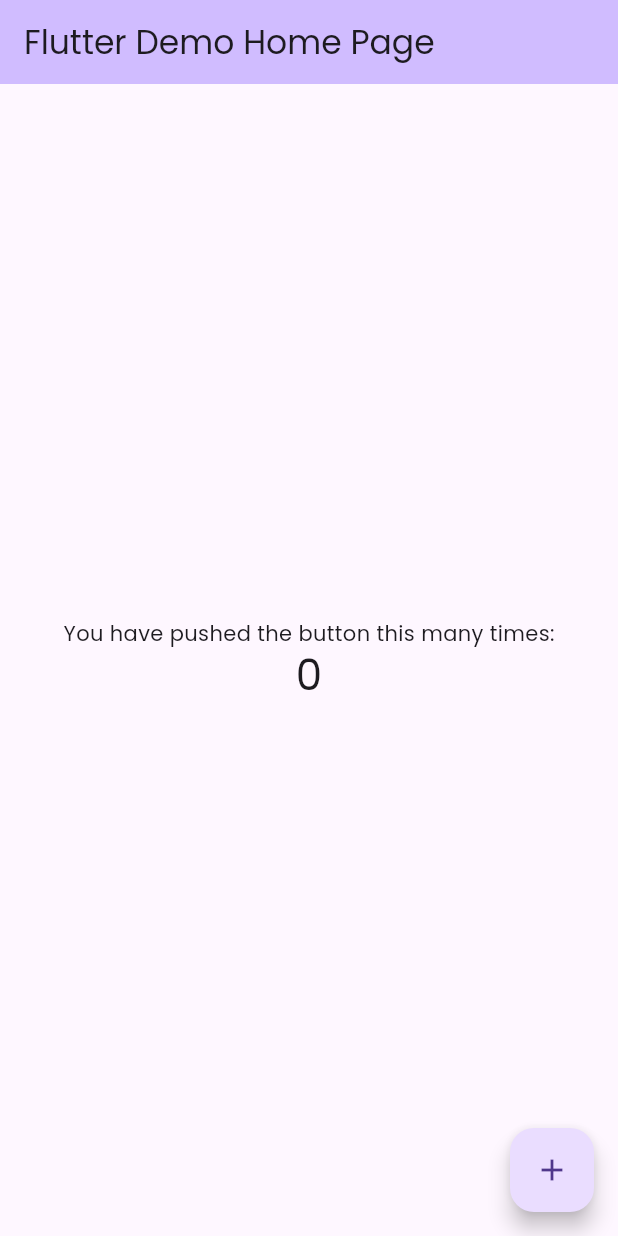
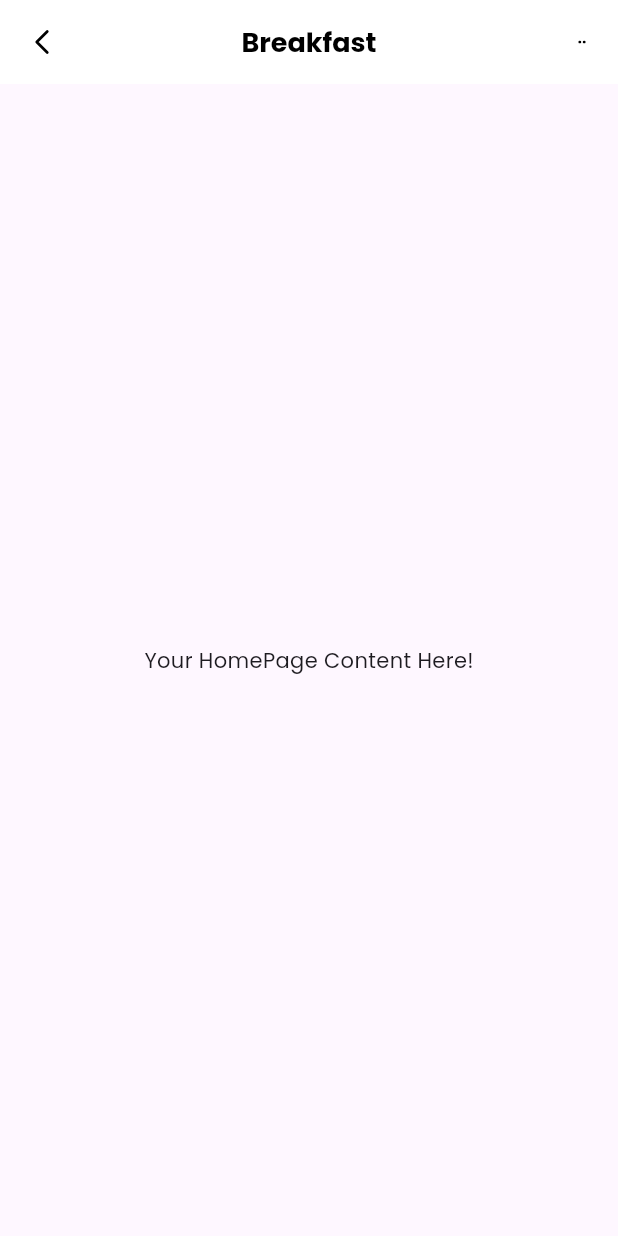
Before and after one commit to jtweeks/cakes_with_prompts, a Flutter app: the screen it shows after launch, on a phone screen of 412 x 824 dp. Run offline on Flutter 3.47's test engine with Material 3 defaults, Android fonts, the phone set to English and light mode, and no system bars; our stand-ins replace flutter_svg.

Commit message:
Home page created with prompt and unit tests includes top nav with a button on either side of the title

```diff
--- a/lib/main.dart
+++ b/lib/main.dart
@@ -1,3 +1,4 @@
+import 'package:cakes_with_prompts/views/home_page.dart';
 import 'package:flutter/material.dart';
 
 void main() {
@@ -11,97 +12,12 @@ class MyApp extends StatelessWidget {
   @override
   Widget build(BuildContext context) {
     return MaterialApp(
+      debugShowCheckedModeBanner: false,
       title: 'Breakfast App',
       theme: ThemeData(
         fontFamily: 'Poppins',
       ),
-      home: const MyHomePage(title: 'Flutter Demo Home Page'),
+      home: HomePage(),
     );
   }
 }
-
-class MyHomePage extends StatefulWidget {
-  const MyHomePage({super.key, required this.title});
-
-  // This widget is the home page of your application. It is stateful, meaning
-  // that it has a State object (defined below) that contains fields that affect
-  // how it looks.
-
-  // This class is the configuration for the state. It holds the values (in this
-  // case the title) provided by the parent (in this case the App widget) and
-  // used by the build method of the State. Fields in a Widget subclass are
-  // always marked "final".
-
-  final String title;
-
-  @override
-  State<MyHomePage> createState() => _MyHomePageState();
-}
-
-class _MyHomePageState extends State<MyHomePage> {
-  int _counter = 0;
-
-  void _incrementCounter() {
-    setState(() {
-      // This call to setState tells the Flutter framework that something has
-      // changed in this State, which causes it to rerun the build method below
-      // so that the display can reflect the updated values. If we changed
-      // _counter without calling setState(), then the build method would not be
-      // called again, and so nothing would appear to happen.
-      _counter++;
-    });
-  }
-
-  @override
-  Widget build(BuildContext context) {
-    // This method is rerun every time setState is called, for instance as done
-    // by the _incrementCounter method above.
-    //
-    // The Flutter framework has been optimized to make rerunning build methods
-    // fast, so that you can just rebuild anything that needs updating rather
-    // than having to individually change instances of widgets.
-    return Scaffold(
-      appBar: AppBar(
-        // TRY THIS: Try changing the color here to a specific color (to
-        // Colors.amber, perhaps?) and trigger a hot reload to see the AppBar
-        // change color while the other colors stay the same.
-        backgroundColor: Theme.of(context).colorScheme.inversePrimary,
-        // Here we take the value from the MyHomePage object that was created by
-        // the App.build method, and use it to set our appbar title.
-        title: Text(widget.title),
-      ),
-      body: Center(
-        // Center is a layout widget. It takes a single child and positions it
-        // in the middle of the parent.
-        child: Column(
-          // Column is also a layout widget. It takes a list of children and
-          // arranges them vertically. By default, it sizes itself to fit its
-          // children horizontally, and tries to be as tall as its parent.
-          //
-          // Column has various properties to control how it sizes itself and
-          // how it positions its children. Here we use mainAxisAlignment to
-          // center the children vertically; the main axis here is the vertical
-          // axis because Columns are vertical (the cross axis would be
-          // horizontal).
-          //
-          // TRY THIS: Invoke "debug painting" (choose the "Toggle Debug Paint"
-          // action in the IDE, or press "p" in the console), to see the
-          // wireframe for each widget.
-          mainAxisAlignment: MainAxisAlignment.center,
-          children: <Widget>[
-            const Text('You have pushed the button this many times:'),
-            Text(
-              '$_counter',
-              style: Theme.of(context).textTheme.headlineMedium,
-            ),
-          ],
-        ),
-      ),
-      floatingActionButton: FloatingActionButton(
-        onPressed: _incrementCounter,
-        tooltip: 'Increment',
-        child: const Icon(Icons.add),
-      ), // This trailing comma makes auto-formatting nicer for build methods.
-    );
-  }
-}
--- /dev/null
+++ b/lib/views/home_page.dart
@@ -0,0 +1,61 @@
+import 'package:flutter/material.dart';
+import 'package:flutter_svg/flutter_svg.dart';
+
+class HomePage extends StatefulWidget {
+  const HomePage({super.key});
+
+  @override
+  State<HomePage> createState() => _HomePageState();
+}
+
+class _HomePageState extends State<HomePage> {
+  @override
+  Widget build(BuildContext context) {
+    return Scaffold(
+      appBar: buildAppBar(),
+      body: const Center(
+        child: Text('Your HomePage Content Here!'),
+      ),
+    );
+  }
+
+  AppBar buildAppBar() {
+    return AppBar(
+      backgroundColor: Colors.white,
+      elevation: 0, // Optional: Removes the shadow
+      leading: IconButton(
+        icon: SvgPicture.asset(
+          'assets/icons/Arrow - Left.svg', // Replace with your Svg asset path
+          width: 24, // Adjust size as needed
+          height: 24, // Adjust size as needed
+          colorFilter: const ColorFilter.mode(Colors.black, BlendMode.srcIn), // Ensures icon is black
+        ),
+        onPressed: () {
+          // Handle left button press
+        },
+      ),
+      title: const Text(
+        'Breakfast',
+        style: TextStyle(
+          color: Colors.black,
+          fontSize: 18,
+          fontWeight: FontWeight.bold,
+        ),
+      ),
+      centerTitle: true,
+      actions: [
+        IconButton(
+          icon: SvgPicture.asset(
+            'assets/icons/dots.svg', // Replace with your Svg asset path
+            width: 5, // Adjust size as needed
+            height: 5, // Adjust size as needed
+            colorFilter: const ColorFilter.mode(Colors.black, BlendMode.srcIn), // Ensures icon is black
+          ),
+          onPressed: () {
+            // Handle right button press
+          },
+        ),
+      ],
+    );
+  }
+}
--- a/pubspec.yaml
+++ b/pubspec.yaml
@@ -30,6 +30,7 @@ environment:
 dependencies:
   flutter:
     sdk: flutter
+  flutter_svg: ^2.0.9
 
   # The following adds the Cupertino Icons font to your application.
   # Use with the CupertinoIcons class for iOS style icons.
```
Also changed, not shown: assets/icons/Arrow - Left.svg (renamed from assets/icons/Arrow - Left 2.svg), pubspec.lock, 1 other file.
